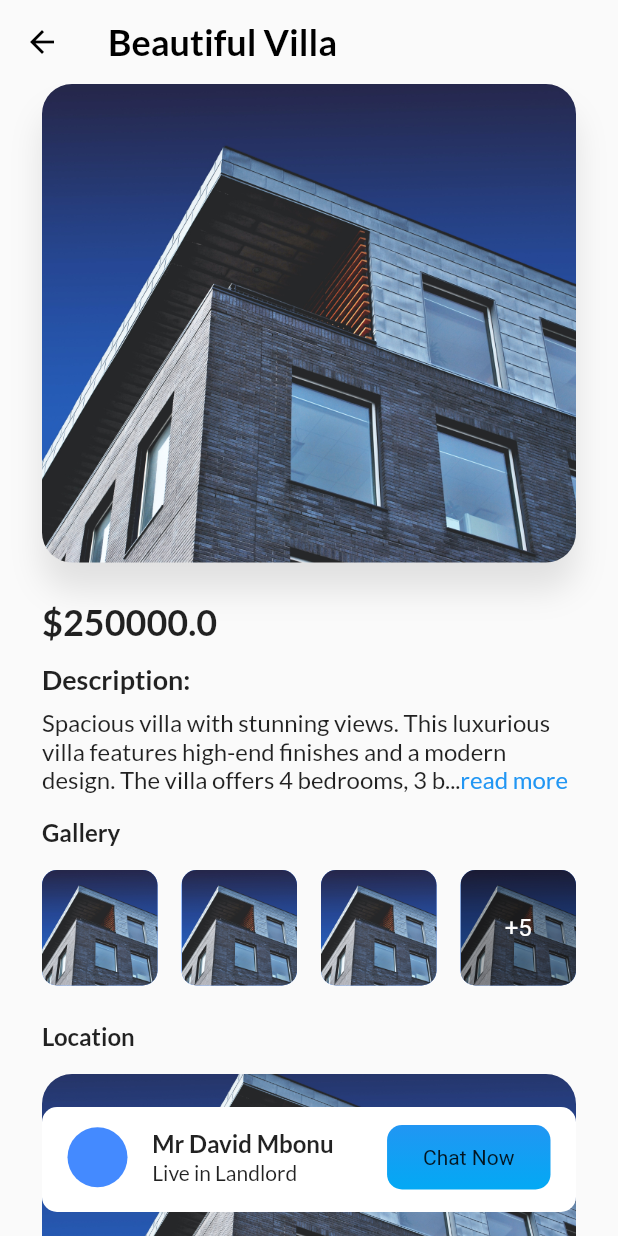
After one commit to jeccougo/zeroagent, a Flutter app: the PropertyDetailsPage screen opened directly with sample values from the repository, on a phone screen of 412 x 824 dp. The commit adds this screen. Run offline on Flutter 3.47's test engine with Material 2 defaults, Android fonts, the phone set to English and light mode, and no system bars; drawn by our look-alikes of readmore; our stand-ins replace get, google_fonts, google_nav_bar, intl_phone_field.

Commit message:
details page start

```diff
--- a/lib/models/properties.dart
+++ b/lib/models/properties.dart
@@ -27,7 +27,7 @@ List<RealEstateListing> realEstateListings = [
   RealEstateListing(
     id: '1',
     title: 'Beautiful Villa',
-    description: 'Spacious villa with stunning views',
+    description: 'Spacious villa with stunning views. This luxurious villa features high-end finishes and a modern design. The villa offers 4 bedrooms, 3 bathrooms, and a total area of 200 square meters. Located in the heart of City X, this property is surrounded by amenities and offers convenient access to shopping centers, restaurants, and parks.',
     imageUrl: 'assets/images/bg2.jpg',
     price: 250000.0,
     bedrooms: 4,
@@ -35,6 +35,7 @@ List<RealEstateListing> realEstateListings = [
     area: 200.0,
     location: 'City X',
   ),
+
   RealEstateListing(
     id: '2',
     title: 'Cozy Apartment',
--- /dev/null
+++ b/lib/screens/details/detailspage.dart
@@ -0,0 +1,315 @@
+import 'package:flutter/material.dart';
+import 'package:google_fonts/google_fonts.dart';
+import 'package:readmore/readmore.dart';
+import 'package:zeroagent/size_config.dart';
+import '../../models/properties.dart';
+
+class PropertyDetailsPage extends StatefulWidget {
+  final RealEstateListing? realEstateListings;
+  static String route() => '/details';
+
+  PropertyDetailsPage({required this.realEstateListings});
+
+  @override
+  _PropertyDetailsPageState createState() => _PropertyDetailsPageState();
+}
+
+class _PropertyDetailsPageState extends State<PropertyDetailsPage> {
+  bool isPropertyLiked = false;
+  bool isPropertySaved = false;
+
+  void toggleLikeProperty() {
+    setState(() {
+      isPropertyLiked = !isPropertyLiked;
+    });
+  }
+
+  void toggleSaveProperty() {
+    setState(() {
+      isPropertySaved = !isPropertySaved;
+    });
+  }
+
+  @override
+  Widget build(BuildContext context) {
+    return Scaffold(
+      floatingActionButtonLocation: FloatingActionButtonLocation.centerFloat,
+      floatingActionButton: GestureDetector(
+        child: Container(
+          padding: EdgeInsets.symmetric(horizontal: 17),
+          height: 70,
+          width: double.infinity,
+          decoration: BoxDecoration(
+            borderRadius: BorderRadius.circular(10),
+            color: Colors.white,
+          ),
+          margin: EdgeInsets.symmetric(horizontal: 28),
+
+          child: Padding(
+            padding: const EdgeInsets.only(top: 12),
+            child: Column(
+              children: [
+                Row(
+                  mainAxisAlignment: MainAxisAlignment.spaceBetween,
+                  children: [
+                    Row(
+                      children: [
+                        CircleAvatar(
+                          radius: 20,
+                          backgroundColor: Colors.blueAccent,
+                        ),
+                        SizedBox(
+                          width: SizeConfig.blockSizeHorizontal! * 4,
+                          height: SizeConfig.blockSizeHorizontal! * 9,
+                        ),
+                        Column(
+                          crossAxisAlignment: CrossAxisAlignment.start,
+                          children: [
+                            Text(
+                              'Mr David Mbonu',
+                              style: GoogleFonts.lato(
+                                textStyle: TextStyle(
+                                  fontSize: 16,
+                                  fontWeight: FontWeight.bold,
+                                ),
+                              ),
+                            ),
+                            SizedBox(height: SizeConfig.blockSizeHorizontal! * 0.5),
+                            Text(
+                              'Live in Landlord',
+                              style: GoogleFonts.lato(
+                                textStyle: TextStyle(
+                                  fontSize: 14,
+                                  fontWeight: FontWeight.normal,
+                                ),
+                              ),
+                            ),
+                          ],
+                        ),
+                      ],
+                    ),
+                    Container(
+                      height: 43,
+                      decoration: BoxDecoration(
+                        borderRadius: BorderRadius.circular(10),
+                        gradient: LinearGradient(
+                          begin: Alignment.topCenter,
+                          end: Alignment.bottomCenter,
+                          colors: [
+                            Colors.blue,
+                            Colors.lightBlue,
+                          ],
+                        ),
+                      ),
+                      padding: EdgeInsets.symmetric(horizontal: 24),
+                      child: Center(
+                        child: Text('Chat Now'),
+                      ),
+                    ),
+                  ],
+                ),
+              ],
+            ),
+          ),
+        ),
+      ),
+      appBar: AppBar(
+        elevation: 0,
+        backgroundColor: Colors.transparent,
+        leading: IconButton(
+          icon: Icon(
+            Icons.arrow_back,
+            color: Colors.black,
+          ),
+          onPressed: () => Navigator.pop(context),
+        ),
+        title: Text(
+          widget.realEstateListings!.title,
+          style: GoogleFonts.lato(
+            textStyle: TextStyle(
+              fontSize: 24,
+              color: Colors.black,
+              fontWeight: FontWeight.bold,
+            ),
+          ),
+        ),
+      ),
+      body: SingleChildScrollView(
+        padding: EdgeInsets.symmetric(horizontal: 28),
+        child: Column(
+          crossAxisAlignment: CrossAxisAlignment.start,
+          children: [
+            Container(
+              height: 319,
+              width: double.infinity,
+              decoration: BoxDecoration(
+                  borderRadius: BorderRadius.circular(20),
+                  boxShadow: [
+                    BoxShadow(
+                        spreadRadius: 0,
+                        offset: Offset(0, 18),
+                        blurRadius: 18,
+                        color: Colors.black.withOpacity(0.1)),
+                  ],
+                  image: DecorationImage(
+                      fit: BoxFit.cover,
+                      image: AssetImage(
+                        widget.realEstateListings!.imageUrl,
+                      ))),
+            ),
+            Column(
+              crossAxisAlignment: CrossAxisAlignment.start,
+              children: [
+                Padding(
+                  padding: const EdgeInsets.only(top: 25),
+                  child: Text(
+                    '\$${widget.realEstateListings!.price}',
+                    style: GoogleFonts.lato(
+                      textStyle: TextStyle(
+                        fontSize: 24,
+                        fontWeight: FontWeight.bold,
+                      ),
+                    ),
+                  ),
+                ),
+                SizedBox(height: 13),
+
+                Text(
+                  'Description:',
+                  style: GoogleFonts.lato(
+                    textStyle: TextStyle(
+                      fontSize: 18,
+                      fontWeight: FontWeight.bold,
+                    ),
+                  ),
+                ),
+                SizedBox(height: 8),
+                ReadMoreText(
+                  widget.realEstateListings!.description,
+                  trimLines: 3,
+                  trimMode: TrimMode.Line,
+                  delimiter: '...',
+                  style: GoogleFonts.lato(
+                    textStyle: TextStyle(
+                      fontSize: 16,
+                      fontWeight: FontWeight.normal,
+                    ),
+                  ),
+                ),
+
+
+                SizedBox(height: 16),
+                Row(
+                  children: [
+                    Text(
+                      'Gallery',
+                      style: GoogleFonts.lato(
+                        textStyle: TextStyle(
+                          fontSize: 16,
+                          fontWeight: FontWeight.bold,
+                        ),
+                      ),
+
+                    ),
+                  ],
+                ),
+                SizedBox(height: 16),
+
+                GridView.builder(
+                  physics: NeverScrollableScrollPhysics(),
+                  shrinkWrap: true,
+                  padding: EdgeInsets.zero,
+                  gridDelegate: SliverGridDelegateWithFixedCrossAxisCount(
+                      crossAxisCount: 4,
+                      crossAxisSpacing: 16,
+                      childAspectRatio: 1),
+                  itemCount: 4,
+                  itemBuilder: (BuildContext context, int index) {
+                    return Container(
+                      decoration: BoxDecoration(
+                        borderRadius: BorderRadius.circular(10),
+                        color: Colors.blueAccent,
+                        image: DecorationImage(
+                            fit: BoxFit.cover,
+                            image: AssetImage(
+                              widget.realEstateListings!.imageUrl,
+                            )),
+
+                      ),
+                      child: Container(
+                        decoration: BoxDecoration(
+                          color: index == 4-1 ? Colors.black.withOpacity(0.3) : null,
+                          borderRadius: BorderRadius.circular(10),
+                        ),
+                        child: Center(
+                          child: index == 4-1 ? Text(
+                            '+5',
+                            style: TextStyle(
+                              fontSize: 16,
+                              color: Colors.white,
+                              fontWeight: FontWeight.normal,
+                            ),
+                          ) : null
+                        ),
+                      ),
+                    );
+                  },
+                ),
+                SizedBox(height: 24),
+                Row(
+                  children: [
+                    Text(
+                      'Location',
+                      style: GoogleFonts.lato(
+                        textStyle: TextStyle(
+                          fontSize: 16,
+                          fontWeight: FontWeight.bold,
+                        ),
+                      ),
+
+                    ),
+                  ],
+                ),
+                SizedBox(height: 16),
+                Container(
+                  height: 161,
+                  decoration: BoxDecoration(
+                    borderRadius: BorderRadius.circular(20),
+                    image: DecorationImage(
+                        fit: BoxFit.cover,
+                        image: AssetImage(
+                          widget.realEstateListings!.imageUrl,
+                        )),
+                  ),
+                ),
+                // Row(
+                //   children: [
+                //     IconButton(
+                //       icon: Icon(
+                //         isPropertyLiked
+                //             ? Icons.favorite
+                //             : Icons.favorite_border,
+                //         color: Colors.red,
+                //       ),
+                //       onPressed: toggleLikeProperty,
+                //     ),
+                //     SizedBox(width: 16),
+                //     IconButton(
+                //       icon: Icon(
+                //         isPropertySaved
+                //             ? Icons.bookmark
+                //             : Icons.bookmark_border,
+                //         color: Colors.blue,
+                //       ),
+                //       onPressed: toggleSaveProperty,
+                //     ),
+                //   ],
+                // ),
+              ],
+            ),
+          ],
+        ),
+      ),
+    );
+  }
+}
--- a/lib/screens/onboarding/signup/signupscreen.dart
+++ b/lib/screens/onboarding/signup/signupscreen.dart
@@ -134,7 +134,7 @@ class _SignupScreenState extends State<SignupScreen> {
                   width: double.infinity,
                   child: ElevatedButton(
                     style: ElevatedButton.styleFrom(
-                      primary: Colors.blue.shade900,
+                      backgroundColor: Colors.blue.shade900,
                       shape: RoundedRectangleBorder(
                         borderRadius: BorderRadius.circular(
                             10.0), // Set the border radius of the button
@@ -170,7 +170,7 @@ class _SignupScreenState extends State<SignupScreen> {
                   width: double.infinity,
                   child: ElevatedButton(
                     style: ElevatedButton.styleFrom(
-                      primary: Colors.white,
+                      backgroundColor: Colors.white,
                       shape: RoundedRectangleBorder(
                         borderRadius: BorderRadius.circular(
                             10.0),
@@ -200,7 +200,7 @@ class _SignupScreenState extends State<SignupScreen> {
                   width: double.infinity,
                   child: ElevatedButton(
                     style: ElevatedButton.styleFrom(
-                      primary: Colors.white,
+                      backgroundColor: Colors.white,
                       shape: RoundedRectangleBorder(
                         borderRadius: BorderRadius.circular(
                             10.0),
--- a/lib/screens/onboarding/signup/signupwithemail.dart
+++ b/lib/screens/onboarding/signup/signupwithemail.dart
@@ -132,7 +132,7 @@ class _SignupEScreenState extends State<SignupEScreen> {
                   width: double.infinity,
                   child: ElevatedButton(
                     style: ElevatedButton.styleFrom(
-                      primary: Colors.blue.shade900,
+                      backgroundColor: Colors.blue.shade900,
                       shape: RoundedRectangleBorder(
                         borderRadius: BorderRadius.circular(
                             10.0), // Set the border radius of the button
@@ -166,7 +166,7 @@ class _SignupEScreenState extends State<SignupEScreen> {
                   width: double.infinity,
                   child: ElevatedButton(
                     style: ElevatedButton.styleFrom(
-                      primary: Colors.white,
+                      backgroundColor: Colors.white,
                       shape: RoundedRectangleBorder(
                         borderRadius: BorderRadius.circular(
                             10.0),
@@ -196,7 +196,7 @@ class _SignupEScreenState extends State<SignupEScreen> {
                   width: double.infinity,
                   child: ElevatedButton(
                     style: ElevatedButton.styleFrom(
-                      primary: Colors.white,
+                      backgroundColor: Colors.white,
                       shape: RoundedRectangleBorder(
                         borderRadius: BorderRadius.circular(
                             10.0),
--- a/lib/screens/onboarding/splash/welcome.dart
+++ b/lib/screens/onboarding/splash/welcome.dart
@@ -2,7 +2,6 @@ import 'package:flutter/cupertino.dart';
 import 'package:flutter/material.dart';
 import 'package:google_fonts/google_fonts.dart';
 
-import '../../homepage/homescreen.dart';
 import '../signup/signupscreen.dart';
 
 class WelcomeScreen extends StatefulWidget {
@@ -165,7 +164,7 @@ class _WelcomeScreenState extends State<WelcomeScreen> {
                 width: double.infinity,
                 child: ElevatedButton(
                   style: ElevatedButton.styleFrom(
-                    primary: Colors.blue.shade900,
+                    backgroundColor: Colors.blue.shade900,
                     shape: RoundedRectangleBorder(
                       borderRadius: BorderRadius.circular(
                           10.0), // Set the border radius of the button
--- a/pubspec.yaml
+++ b/pubspec.yaml
@@ -40,7 +40,7 @@ dependencies:
   intl_phone_field: ^3.1.0
   readmore:
   google_nav_bar:
-
+  get:
 
 
 dev_dependencies:
```
Also changed, not shown: lib/components/search.dart (+95 -96 lines), lib/main.dart (+12 -2 lines), lib/route.dart (added, +15 -0 lines), lib/screens/homepage/homescreen.dart (+12 -1 lines), assets/images/mapsample.jpg (added), pubspec.lock.
